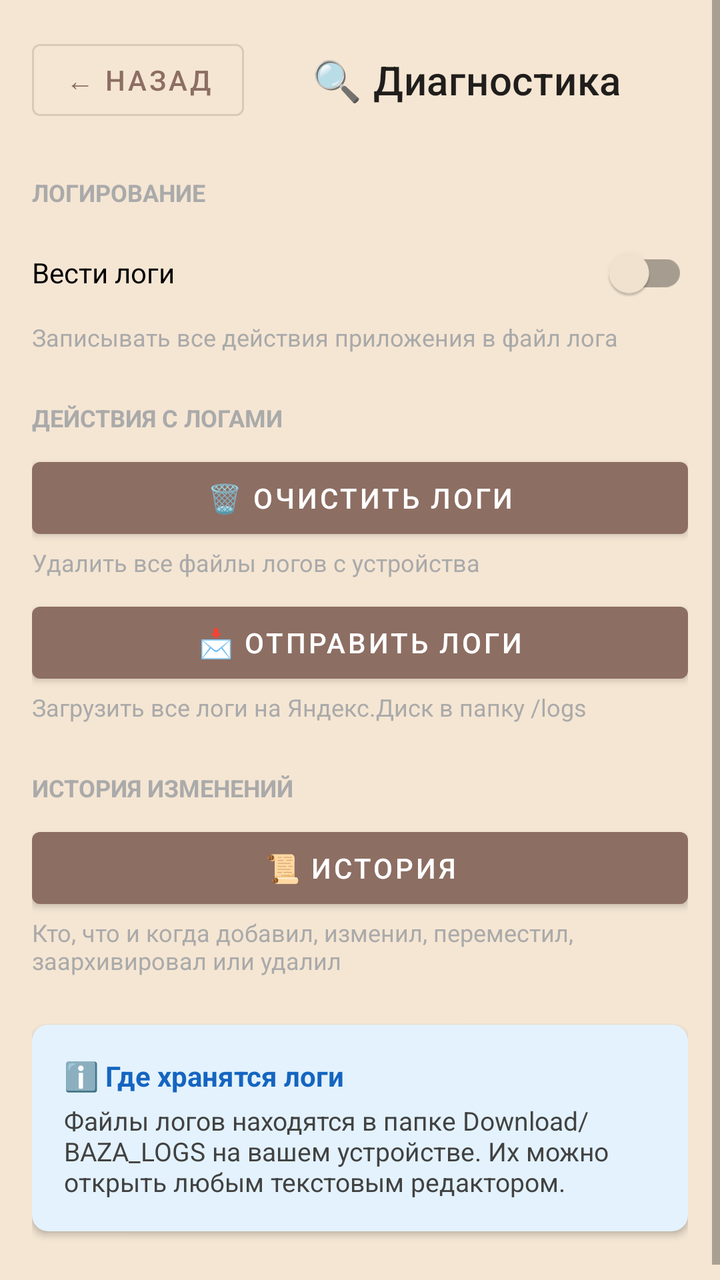
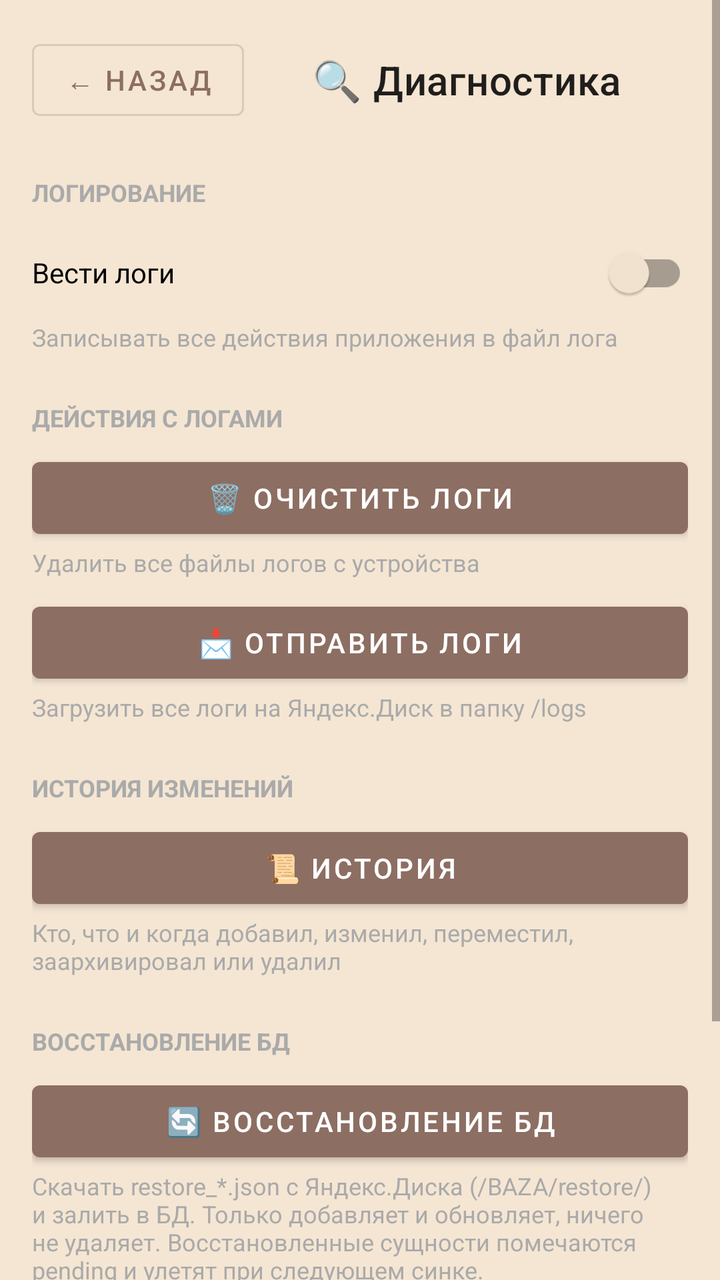

Two renders of the same Android screen: before a commit and after it. Below are the layout's source before the change and the commit's diff.
<!-- AndroidManifest.xml: application theme Theme.BAZA -->
<!-- res/layout/activity_diagnostics.xml -->
<?xml version="1.0" encoding="utf-8"?>
<ScrollView xmlns:android="http://schemas.android.com/apk/res/android"
    xmlns:app="http://schemas.android.com/apk/res-auto"
    android:layout_width="match_parent"
    android:layout_height="match_parent"
    android:fillViewport="true">

    <LinearLayout
        android:layout_width="match_parent"
        android:layout_height="wrap_content"
        android:orientation="vertical"
        android:padding="16dp">

        
        
        
        <LinearLayout
            android:layout_width="match_parent"
            android:layout_height="wrap_content"
            android:orientation="horizontal"
            android:layout_marginBottom="16dp"
            android:gravity="center_vertical">

            <Button
                android:id="@+id/btnBack"
                android:layout_width="wrap_content"
                android:layout_height="wrap_content"
                android:text="← Назад"
                style="@style/Widget.MaterialComponents.Button.OutlinedButton" />

            <TextView
                android:layout_width="0dp"
                android:layout_height="wrap_content"
                android:layout_weight="1"
                android:text="🔍 Диагностика"
                android:textAppearance="?attr/textAppearanceHeadline6"
                android:gravity="center" />
        </LinearLayout>

        
        
        
        <TextView
            android:layout_width="match_parent"
            android:layout_height="wrap_content"
            android:text="ЛОГИРОВАНИЕ"
            android:textSize="12sp"
            android:textStyle="bold"
            android:textColor="@android:color/darker_gray"
            android:layout_marginTop="8dp"
            android:layout_marginBottom="8dp" />

        <com.google.android.material.switchmaterial.SwitchMaterial
            android:id="@+id/switchLogging"
            android:layout_width="match_parent"
            android:layout_height="wrap_content"
            android:text="Вести логи" />

        <TextView
            android:layout_width="match_parent"
            android:layout_height="wrap_content"
            android:text="Записывать все действия приложения в файл лога"
            android:textSize="12sp"
            android:textColor="@android:color/darker_gray"
            android:layout_marginBottom="24dp" />

        
        
        
        <TextView
            android:layout_width="match_parent"
            android:layout_height="wrap_content"
            android:text="ДЕЙСТВИЯ С ЛОГАМИ"
            android:textSize="12sp"
            android:textStyle="bold"
            android:textColor="@android:color/darker_gray"
            android:layout_marginBottom="8dp" />

        <Button
            android:id="@+id/btnClearLogs"
            android:layout_width="match_parent"
            android:layout_height="wrap_content"
            android:text="🗑 Очистить логи" />

        <TextView
            android:layout_width="match_parent"
            android:layout_height="wrap_content"
            android:text="Удалить все файлы логов с устройства"
            android:textSize="12sp"
            android:textColor="@android:color/darker_gray"
            android:layout_marginBottom="8dp" />

        <Button
            android:id="@+id/btnSendLog"
            android:layout_width="match_parent"
            android:layout_height="wrap_content"
            android:text="📩 Отправить логи" />

        <TextView
            android:layout_width="match_parent"
            android:layout_height="wrap_content"
            android:text="Загрузить все логи на Яндекс.Диск в папку /logs"
            android:textSize="12sp"
            android:textColor="@android:color/darker_gray"
            android:layout_marginBottom="24dp" />

        
        
        
        <TextView
            android:layout_width="match_parent"
            android:layout_height="wrap_content"
            android:text="ИСТОРИЯ ИЗМЕНЕНИЙ"
            android:textSize="12sp"
            android:textStyle="bold"
            android:textColor="@android:color/darker_gray"
            android:layout_marginBottom="8dp" />

        <Button
            android:id="@+id/btnHistory"
            android:layout_width="match_parent"
            android:layout_height="wrap_content"
            android:text="📜 История" />

        <TextView
            android:layout_width="match_parent"
            android:layout_height="wrap_content"
            android:text="Кто, что и когда добавил, изменил, переместил, заархивировал или удалил"
            android:textSize="12sp"
            android:textColor="@android:color/darker_gray"
            android:layout_marginBottom="24dp" />

        
        
        
        <androidx.cardview.widget.CardView
            android:layout_width="match_parent"
            android:layout_height="wrap_content"
            app:cardCornerRadius="8dp"
            app:cardElevation="2dp"
            app:cardBackgroundColor="#E3F2FD">

            <LinearLayout
                android:layout_width="match_parent"
                android:layout_height="wrap_content"
                android:orientation="vertical"
                android:padding="16dp">

                <TextView
                    android:layout_width="wrap_content"
                    android:layout_height="wrap_content"
                    android:text="ℹ️ Где хранятся логи"
                    android:textSize="14sp"
                    android:textStyle="bold"
                    android:textColor="#1565C0" />

                <TextView
                    android:layout_width="match_parent"
                    android:layout_height="wrap_content"
                    android:text="Файлы логов находятся в папке Download/BAZA_LOGS на вашем устройстве. Их можно открыть любым текстовым редактором."
                    android:textSize="13sp"
                    android:textColor="#424242"
                    android:layout_marginTop="4dp" />
            </LinearLayout>
        </androidx.cardview.widget.CardView>

        
        <View
            android:layout_width="match_parent"
            android:layout_height="16dp" />

    </LinearLayout>
</ScrollView>
<!-- resources referenced by this layout -->
<resources>
  <style name="Theme.BAZA" parent="Theme.MaterialComponents.DayNight.NoActionBar">
          <item name="colorPrimary">@color/colorPrimary</item>
          <item name="colorPrimaryDark">@color/colorPrimaryDark</item>
          <item name="colorAccent">@color/colorAccent</item>
  
          
          <item name="android:windowBackground">@color/windowBackground</item>
          <item name="android:colorBackground">@color/windowBackground</item>
          <item name="colorSurface">@color/windowBackground</item>
      </style>
  <color name="colorPrimary">#8D6E63</color>
  <color name="colorPrimaryDark">#6D4C41</color>
  <color name="colorAccent">#C97B63</color>
  <color name="windowBackground">#F5E6D3</color>
</resources>

<!-- the commit's change to res/layout/activity_diagnostics.xml (unified diff, before → after) -->
@@ -133,6 +133,32 @@
         
         
         
+        <TextView
+            android:layout_width="match_parent"
+            android:layout_height="wrap_content"
+            android:text="ВОССТАНОВЛЕНИЕ БД"
+            android:textSize="12sp"
+            android:textStyle="bold"
+            android:textColor="@android:color/darker_gray"
+            android:layout_marginBottom="8dp" />
+
+        <Button
+            android:id="@+id/btnRestoreDatabase"
+            android:layout_width="match_parent"
+            android:layout_height="wrap_content"
+            android:text="🔄 Восстановление БД" />
+
+        <TextView
+            android:layout_width="match_parent"
+            android:layout_height="wrap_content"
+            android:text="Скачать restore_*.json с Яндекс.Диска (/BAZA/restore/) и залить в БД. Только добавляет и обновляет, ничего не удаляет. Восстановленные сущности помечаются pending и улетят при следующем синке."
+            android:textSize="12sp"
+            android:textColor="@android:color/darker_gray"
+            android:layout_marginBottom="24dp" />
+
+        
+        
+        
         <androidx.cardview.widget.CardView
             android:layout_width="match_parent"
             android:layout_height="wrap_content"
